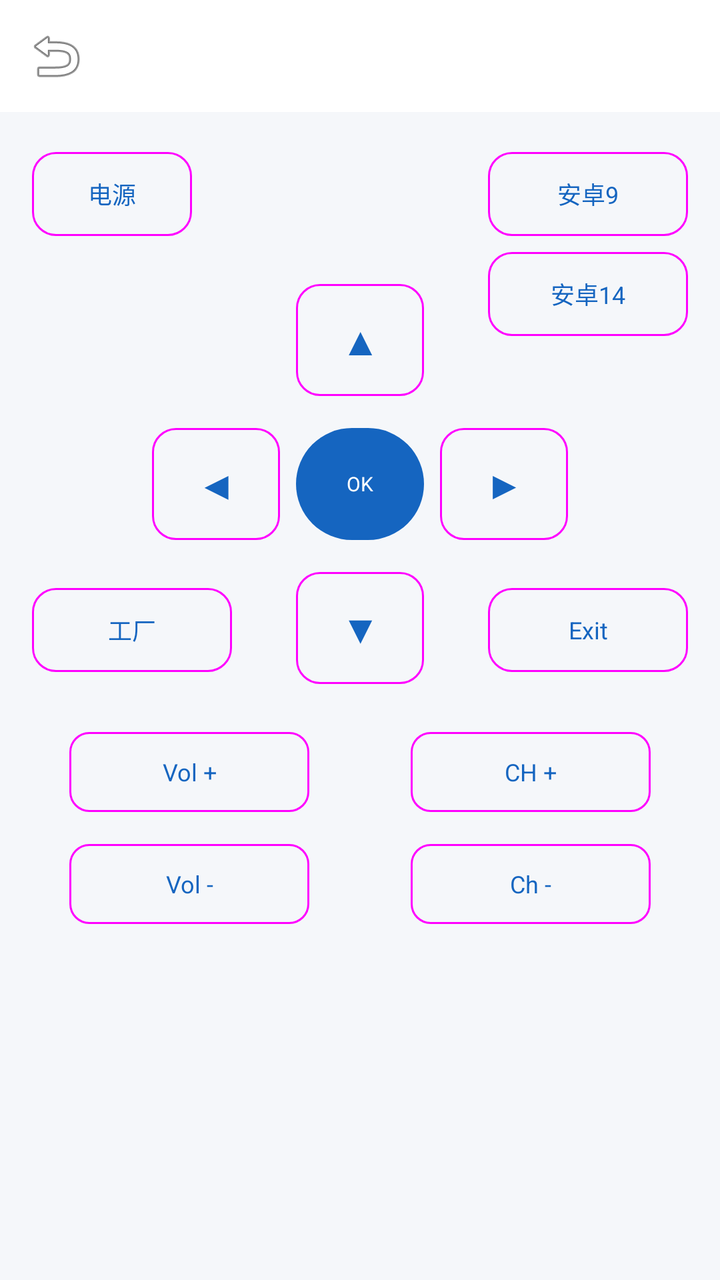
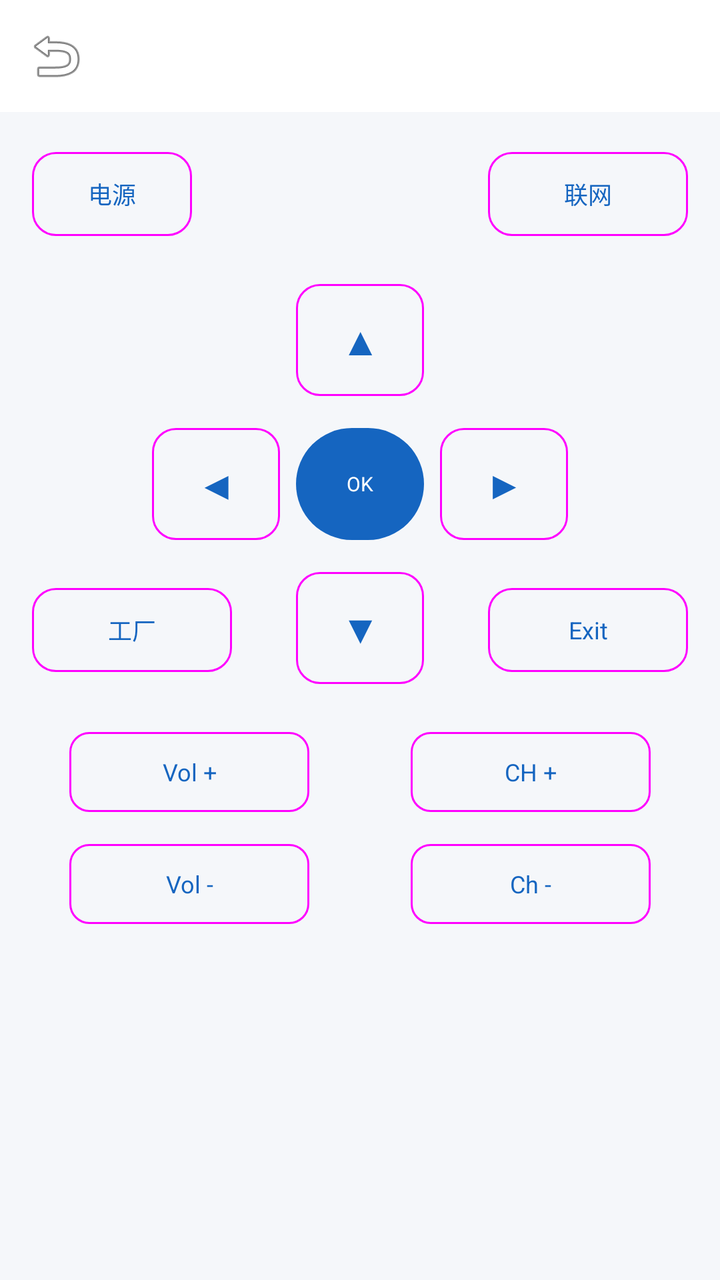

An Android layout rendered at two revisions. The XML below is the earlier revision; the diff shows what the commit changed to produce the second picture.
<!-- AndroidManifest.xml: application theme Theme.CustomIrRemote -->
<!-- res/layout/activity_remote_control.xml -->
<?xml version="1.0" encoding="utf-8"?>
<androidx.constraintlayout.widget.ConstraintLayout
    xmlns:android="http://schemas.android.com/apk/res/android"
    xmlns:app="http://schemas.android.com/apk/res-auto"
    android:layout_width="match_parent"
    android:layout_height="match_parent"
    android:background="#F5F7FA"
    android:fitsSystemWindows="true">

    <com.google.android.material.appbar.AppBarLayout
        android:id="@+id/app_bar"
        android:layout_width="0dp"
        android:layout_height="wrap_content"
        android:background="@color/white"
        app:elevation="0dp"
        app:layout_constraintTop_toTopOf="parent"
        app:layout_constraintStart_toStartOf="parent"
        app:layout_constraintEnd_toEndOf="parent">

        <androidx.appcompat.widget.Toolbar
            android:id="@+id/toolbar"
            android:layout_width="match_parent"
            android:layout_height="?attr/actionBarSize"
            android:title="遥控面板"
            android:textColor="@color/text_primary"
            app:navigationIcon="@android:drawable/ic_menu_revert"/>
    </com.google.android.material.appbar.AppBarLayout>

    

    
    <androidx.constraintlayout.widget.ConstraintLayout
        android:id="@+id/layout_fixed_keys"
        android:layout_width="match_parent"
        android:layout_height="wrap_content"
        android:padding="16dp"
        app:layout_constraintEnd_toEndOf="parent"
        app:layout_constraintHorizontal_bias="1.0"
        app:layout_constraintStart_toStartOf="parent"
        app:layout_constraintTop_toBottomOf="@id/app_bar">

        <com.google.android.material.button.MaterialButton
            android:id="@+id/btn_power"
            style="@style/Widget.Material3.Button.OutlinedButton"
            android:layout_width="80dp"
            android:layout_height="50dp"
            android:text="电源"
            android:textSize="12sp"
            app:cornerRadius="12dp"
            app:layout_constraintStart_toStartOf="parent"
            app:layout_constraintTop_toTopOf="parent" />

        <com.google.android.material.button.MaterialButton
            android:id="@+id/btn_wifi1"
            style="@style/Widget.Material3.Button.OutlinedButton"
            android:layout_width="100dp"
            android:layout_height="50dp"
            android:text="安卓9"
            android:textSize="12sp"
            app:cornerRadius="12dp"
            app:layout_constraintEnd_toEndOf="parent"
            app:layout_constraintTop_toTopOf="parent" />

        <com.google.android.material.button.MaterialButton
            android:id="@+id/btn_wifi2"
            style="@style/Widget.Material3.Button.OutlinedButton"
            android:layout_width="100dp"
            android:layout_height="50dp"
            android:text="安卓14"
            android:textSize="12sp"
            app:cornerRadius="12dp"
            app:layout_constraintEnd_toEndOf="parent"
            app:layout_constraintTop_toBottomOf="@id/btn_wifi1" />

        <com.google.android.material.button.MaterialButton
            android:id="@+id/btn_back"
            style="@style/Widget.Material3.Button.OutlinedButton"
            android:layout_width="100dp"
            android:layout_height="50dp"
            android:text="Exit"
            android:textSize="12sp"
            app:cornerRadius="12dp"
            android:layout_marginTop="16dp"
            app:layout_constraintEnd_toEndOf="parent"
            app:layout_constraintTop_toBottomOf="@+id/btn_right" />

        <com.google.android.material.button.MaterialButton
            android:id="@+id/btn_fac"
            style="@style/Widget.Material3.Button.OutlinedButton"
            android:layout_width="100dp"
            android:layout_height="50dp"
            android:text="工厂"
            android:textSize="12sp"
            app:cornerRadius="12dp"
            android:layout_marginTop="16dp"
            app:layout_constraintStart_toStartOf="parent"
            app:layout_constraintTop_toBottomOf="@+id/btn_left" />

        
        <com.google.android.material.button.MaterialButton
            android:id="@+id/btn_up"
            style="@style/Widget.Material3.Button.OutlinedButton"
            android:layout_width="64dp"
            android:layout_height="64dp"
            android:layout_marginTop="16dp"
            android:text="▲"
            android:textSize="20sp"
            app:cornerRadius="12dp"
            app:layout_constraintEnd_toEndOf="parent"
            app:layout_constraintStart_toStartOf="parent"
            app:layout_constraintTop_toBottomOf="@id/btn_power" />

        <com.google.android.material.button.MaterialButton
            android:id="@+id/btn_left"
            style="@style/Widget.Material3.Button.OutlinedButton"
            android:layout_width="64dp"
            android:layout_height="64dp"
            android:layout_marginTop="8dp"
            android:layout_marginLeft="60dp"
            android:text="◀"
            android:textSize="20sp"
            app:cornerRadius="12dp"
            app:layout_constraintStart_toStartOf="parent"
            app:layout_constraintTop_toBottomOf="@id/btn_up" />

        <com.google.android.material.button.MaterialButton
            android:id="@+id/btn_ok"
            style="@style/Widget.Material3.Button"
            android:layout_width="64dp"
            android:layout_height="64dp"
            android:text="OK"
            android:textSize="10sp"
            app:cornerRadius="32dp"
            app:layout_constraintEnd_toStartOf="@id/btn_right"
            app:layout_constraintStart_toEndOf="@id/btn_left"
            app:layout_constraintTop_toTopOf="@id/btn_left" />

        <com.google.android.material.button.MaterialButton
            android:id="@+id/btn_right"
            style="@style/Widget.Material3.Button.OutlinedButton"
            android:layout_width="64dp"
            android:layout_height="64dp"
            android:layout_marginRight="60dp"
            android:text="▶"
            android:textSize="20sp"
            app:cornerRadius="12dp"
            app:layout_constraintEnd_toEndOf="parent"
            app:layout_constraintTop_toTopOf="@id/btn_left" />

        <com.google.android.material.button.MaterialButton
            android:id="@+id/btn_down"
            style="@style/Widget.Material3.Button.OutlinedButton"
            android:layout_width="64dp"
            android:layout_height="64dp"
            android:layout_marginTop="8dp"
            android:text="▼"
            android:textSize="20sp"
            app:cornerRadius="12dp"
            app:layout_constraintEnd_toEndOf="parent"
            app:layout_constraintStart_toStartOf="parent"
            app:layout_constraintTop_toBottomOf="@id/btn_left" />

        
        <com.google.android.material.button.MaterialButton
            android:id="@+id/btn_vol_up"
            style="@style/Widget.Material3.Button.OutlinedButton"
            android:layout_width="120dp"
            android:layout_height="48dp"
            android:layout_marginTop="16dp"
            android:layout_marginRight="16dp"
            android:text="Vol +"
            android:textSize="12sp"
            app:cornerRadius="10dp"
            app:layout_constraintEnd_toStartOf="@id/btn_ch_up"
            app:layout_constraintStart_toStartOf="parent"
            app:layout_constraintTop_toBottomOf="@id/btn_down"
            app:layout_constraintWidth_percent="0.45" />

        <com.google.android.material.button.MaterialButton
            android:id="@+id/btn_ch_up"
            style="@style/Widget.Material3.Button.OutlinedButton"
            android:layout_width="120dp"
            android:layout_height="48dp"
            android:layout_marginLeft="16dp"
            android:text="CH +"
            android:textSize="12sp"
            app:cornerRadius="10dp"
            app:layout_constraintEnd_toEndOf="parent"
            app:layout_constraintStart_toEndOf="@id/btn_vol_up"
            app:layout_constraintTop_toTopOf="@id/btn_vol_up" />

        <com.google.android.material.button.MaterialButton
            android:id="@+id/btn_vol_down"
            style="@style/Widget.Material3.Button.OutlinedButton"
            android:layout_width="120dp"
            android:layout_height="48dp"
            android:layout_marginTop="8dp"
            android:layout_marginRight="16dp"
            android:text="Vol -"
            android:textSize="12sp"
            app:cornerRadius="10dp"
            app:layout_constraintEnd_toStartOf="@id/btn_ch_down"
            app:layout_constraintStart_toStartOf="parent"
            app:layout_constraintTop_toBottomOf="@id/btn_vol_up"
            app:layout_constraintWidth_percent="0.45" />

        <com.google.android.material.button.MaterialButton
            android:id="@+id/btn_ch_down"
            style="@style/Widget.Material3.Button.OutlinedButton"
            android:layout_width="120dp"
            android:layout_height="48dp"
            android:layout_marginLeft="16dp"
            android:text="Ch -"
            android:textSize="12sp"
            app:cornerRadius="10dp"
            app:layout_constraintEnd_toEndOf="parent"
            app:layout_constraintStart_toEndOf="@id/btn_vol_down"
            app:layout_constraintTop_toTopOf="@id/btn_vol_down" />

    </androidx.constraintlayout.widget.ConstraintLayout>

    <GridView
        android:id="@+id/gv_keys"
        android:layout_width="0dp"
        android:layout_height="0dp"
        android:numColumns="3"
        android:horizontalSpacing="12dp"
        android:verticalSpacing="12dp"
        android:paddingHorizontal="16dp"
        android:paddingBottom="16dp"
        android:clipToPadding="false"
        app:layout_constraintTop_toBottomOf="@id/layout_fixed_keys"
        app:layout_constraintBottom_toBottomOf="parent"
        app:layout_constraintStart_toStartOf="parent"
        app:layout_constraintEnd_toEndOf="parent"/>

</androidx.constraintlayout.widget.ConstraintLayout>
<!-- resources referenced by this layout -->
<resources>
  <color name="text_primary">#1A1A1A</color>
  <color name="white">#FFFFFF</color>
  <style name="Theme.CustomIrRemote" parent="Theme.MaterialComponents.DayNight.NoActionBar">
          
          <item name="colorPrimary">#1565C0</item>
          <item name="colorPrimaryDark">#0D47A1</item>
          <item name="colorSecondary">#42A5F5</item>
          <item name="colorError">#D32F2F</item>
  
          
          <item name="android:windowBackground">#F5F7FA</item>
  
          
          <item name="shapeAppearanceSmallComponent">
              @style/ShapeAppearance.App.SmallComponent
          </item>
          <item name="shapeAppearanceMediumComponent">
              @style/ShapeAppearance.App.MediumComponent
          </item>
          <item name="shapeAppearanceLargeComponent">
              @style/ShapeAppearance.App.LargeComponent
          </item>
  
          
          <item name="android:statusBarColor">@android:color/white</item>
          <item name="android:windowLightStatusBar">true</item>
      </style>
  <style name="ShapeAppearance.App.SmallComponent" parent="ShapeAppearance.Material3.SmallComponent">
          <item name="cornerSize">8dp</item>
      </style>
  <style name="ShapeAppearance.App.MediumComponent" parent="ShapeAppearance.Material3.MediumComponent">
          <item name="cornerSize">12dp</item>
      </style>
  <style name="ShapeAppearance.App.LargeComponent" parent="ShapeAppearance.Material3.LargeComponent">
          <item name="cornerSize">16dp</item>
      </style>
</resources>

<!-- the commit's change to res/layout/activity_remote_control.xml (unified diff, before → after) -->
@@ -51,26 +51,26 @@
             app:layout_constraintTop_toTopOf="parent" />
 
         <com.google.android.material.button.MaterialButton
-            android:id="@+id/btn_wifi1"
+            android:id="@+id/btn_wifi"
             style="@style/Widget.Material3.Button.OutlinedButton"
             android:layout_width="100dp"
             android:layout_height="50dp"
-            android:text="安卓9"
+            android:text="联网"
             android:textSize="12sp"
             app:cornerRadius="12dp"
             app:layout_constraintEnd_toEndOf="parent"
             app:layout_constraintTop_toTopOf="parent" />
 
-        <com.google.android.material.button.MaterialButton
-            android:id="@+id/btn_wifi2"
-            style="@style/Widget.Material3.Button.OutlinedButton"
-            android:layout_width="100dp"
-            android:layout_height="50dp"
-            android:text="安卓14"
-            android:textSize="12sp"
-            app:cornerRadius="12dp"
-            app:layout_constraintEnd_toEndOf="parent"
-            app:layout_constraintTop_toBottomOf="@id/btn_wifi1" />
+
+
+
+
+
+
+
+
+
+
 
         <com.google.android.material.button.MaterialButton
             android:id="@+id/btn_back"
